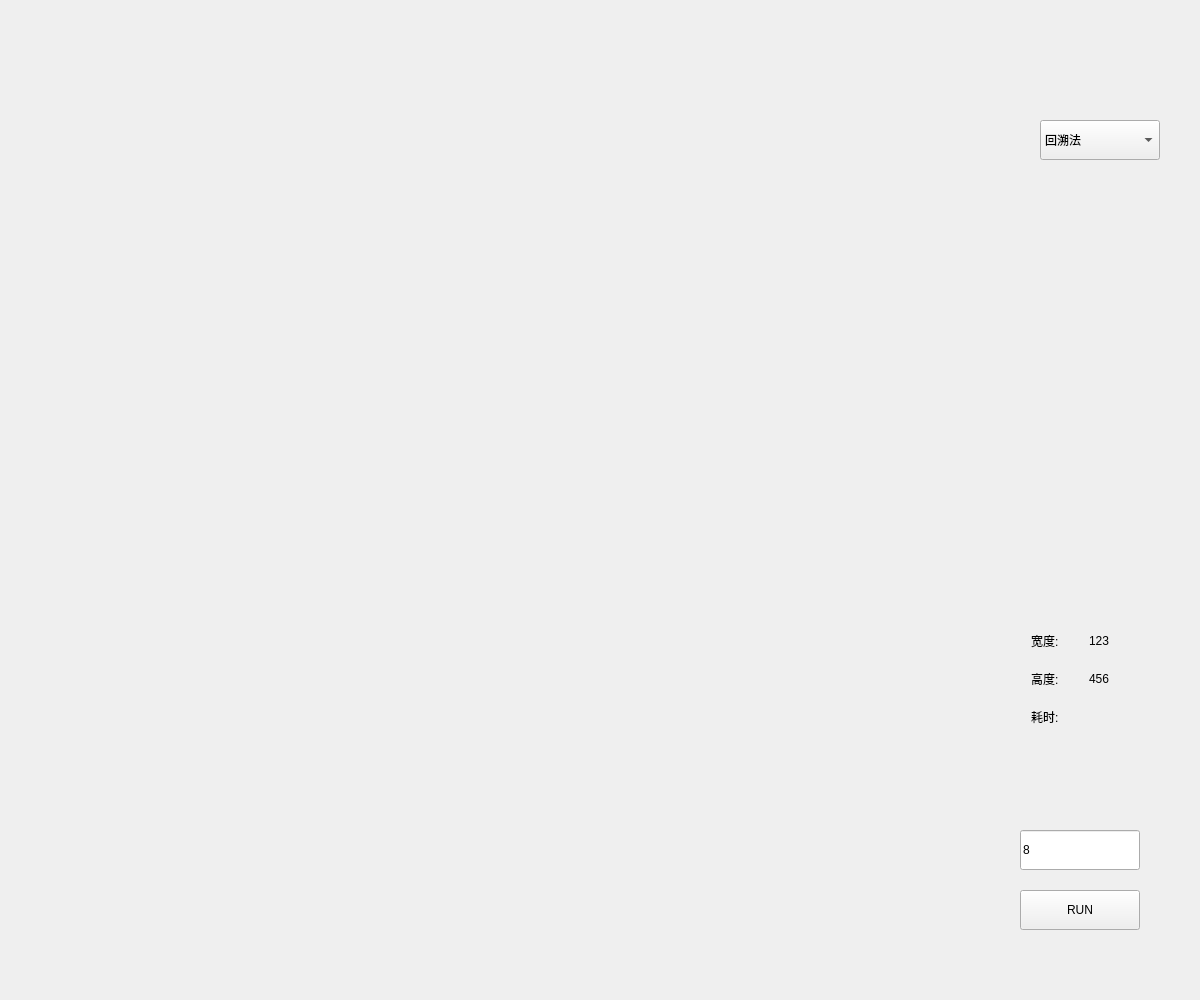
Above: widget.ui from mxy493/NQueens before the change. Below: the same form after it.
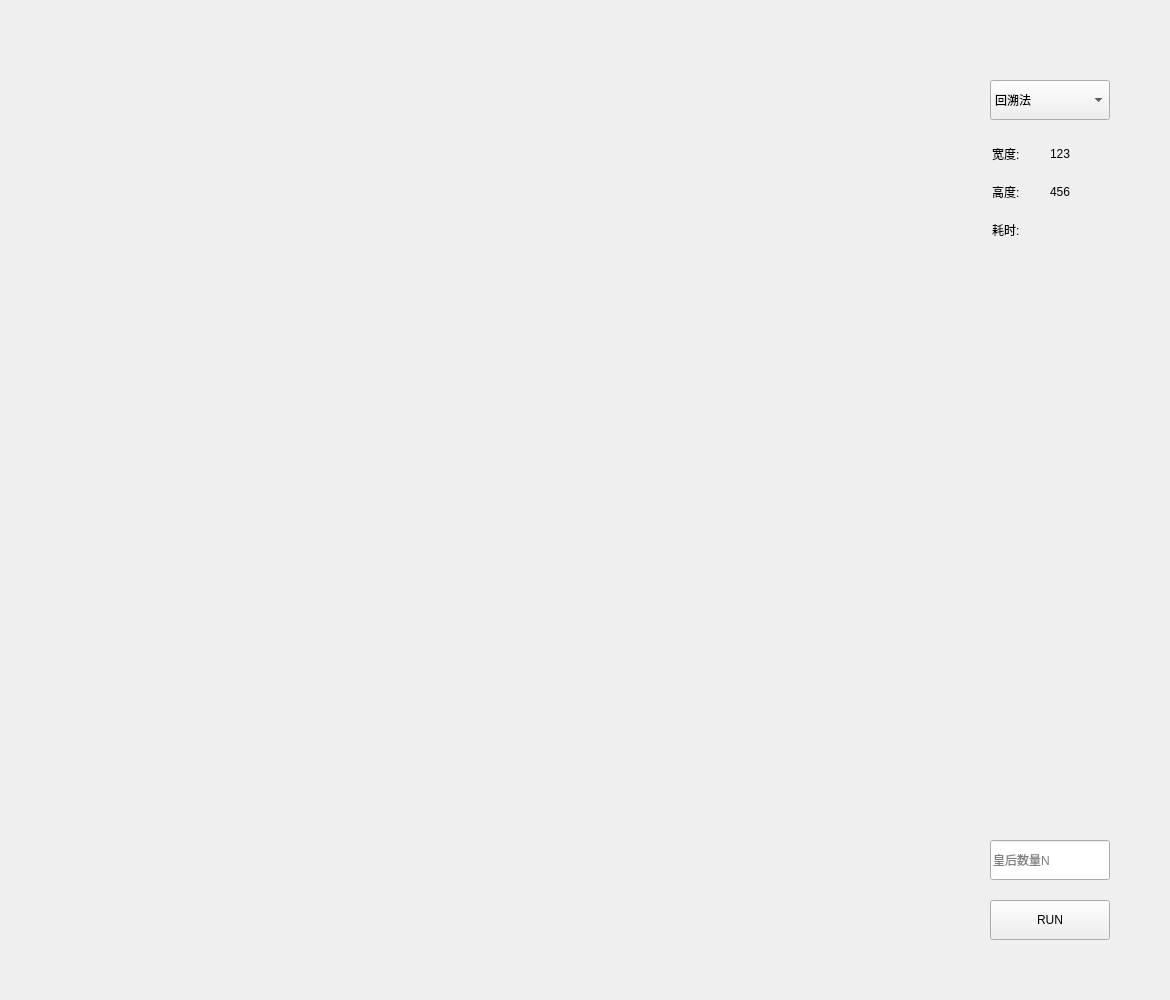
That is the form after the change.

Diff of the .ui file:
```diff
--- a/widget.ui
+++ b/widget.ui
@@ -9,7 +9,7 @@
    <rect>
     <x>0</x>
     <y>0</y>
-    <width>1200</width>
+    <width>1170</width>
     <height>1000</height>
    </rect>
   </property>
@@ -19,8 +19,8 @@
   <widget class="QComboBox" name="comboBox">
    <property name="geometry">
     <rect>
-     <x>1040</x>
-     <y>120</y>
+     <x>990</x>
+     <y>80</y>
      <width>120</width>
      <height>40</height>
     </rect>
@@ -49,21 +49,27 @@
   <widget class="QLineEdit" name="lineEdit_n">
    <property name="geometry">
     <rect>
-     <x>1020</x>
-     <y>830</y>
+     <x>990</x>
+     <y>840</y>
      <width>120</width>
      <height>40</height>
     </rect>
    </property>
    <property name="text">
-    <string>8</string>
+    <string/>
+   </property>
+   <property name="placeholderText">
+    <string>皇后数量N</string>
+   </property>
+   <property name="clearButtonEnabled">
+    <bool>true</bool>
    </property>
   </widget>
   <widget class="QPushButton" name="pushButton_run">
    <property name="geometry">
     <rect>
-     <x>1020</x>
-     <y>890</y>
+     <x>990</x>
+     <y>900</y>
      <width>120</width>
      <height>40</height>
     </rect>
@@ -75,8 +81,8 @@
   <widget class="QLabel" name="label">
    <property name="geometry">
     <rect>
-     <x>1031</x>
-     <y>631</y>
+     <x>992</x>
+     <y>144</y>
      <width>60</width>
      <height>20</height>
     </rect>
@@ -88,8 +94,8 @@
   <widget class="QLabel" name="label_width">
    <property name="geometry">
     <rect>
-     <x>1089</x>
-     <y>631</y>
+     <x>1050</x>
+     <y>144</y>
      <width>80</width>
      <height>20</height>
     </rect>
@@ -101,8 +107,8 @@
   <widget class="QLabel" name="label_height">
    <property name="geometry">
     <rect>
-     <x>1089</x>
-     <y>669</y>
+     <x>1050</x>
+     <y>182</y>
      <width>80</width>
      <height>20</height>
     </rect>
@@ -114,8 +120,8 @@
   <widget class="QLabel" name="label_2">
    <property name="geometry">
     <rect>
-     <x>1031</x>
-     <y>669</y>
+     <x>992</x>
+     <y>182</y>
      <width>60</width>
      <height>20</height>
     </rect>
@@ -127,8 +133,8 @@
   <widget class="QLabel" name="label_3">
    <property name="geometry">
     <rect>
-     <x>1031</x>
-     <y>707</y>
+     <x>992</x>
+     <y>220</y>
      <width>60</width>
      <height>20</height>
     </rect>
@@ -140,8 +146,8 @@
   <widget class="QLabel" name="label_time">
    <property name="geometry">
     <rect>
-     <x>1089</x>
-     <y>707</y>
+     <x>1050</x>
+     <y>220</y>
      <width>80</width>
      <height>20</height>
     </rect>
```
Left out of the diff: 2 changed lines with no effect on the pictures.
